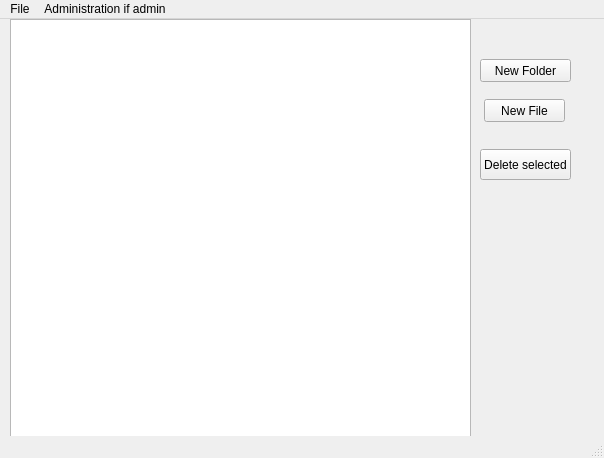
vk2231/VK, file mainwindow.ui: the form before one commit.
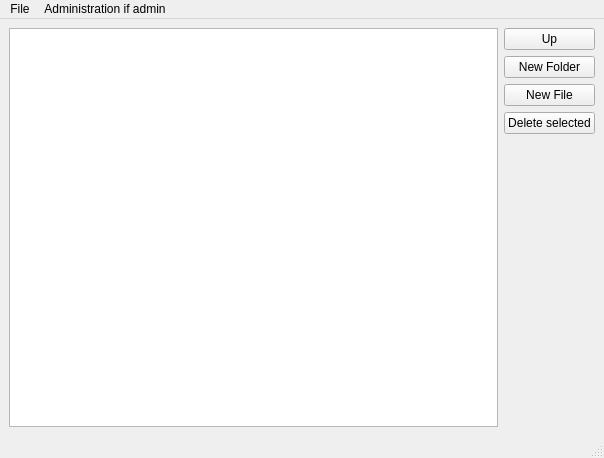
The form after the commit.

```diff
--- a/mainwindow.ui
+++ b/mainwindow.ui
@@ -14,55 +14,52 @@
    <string>MainWindow</string>
   </property>
   <widget class="QWidget" name="centralwidget">
-   <widget class="QPushButton" name="pushButton">
-    <property name="geometry">
-     <rect>
-      <x>480</x>
-      <y>40</y>
-      <width>91</width>
-      <height>23</height>
-     </rect>
-    </property>
+   <layout class="QGridLayout" name="gridLayout">
+    <item row="0" column="1" rowspan="5">
+     <widget class="QTreeView" name="treeView"/>
+    </item>
+    <item row="1" column="3">
+     <widget class="QPushButton" name="newFolderButton">
     <property name="text">
      <string>New Folder</string>
     </property>
    </widget>
-   <widget class="QPushButton" name="pushButton_2">
-    <property name="geometry">
-     <rect>
-      <x>484</x>
-      <y>80</y>
-      <width>81</width>
-      <height>23</height>
-     </rect>
-    </property>
+    </item>
+    <item row="2" column="3">
+     <widget class="QPushButton" name="newFileButton">
     <property name="text">
      <string>New File</string>
     </property>
    </widget>
-   <widget class="QPushButton" name="pushButton_3">
-    <property name="geometry">
-     <rect>
-      <x>480</x>
-      <y>130</y>
-      <width>91</width>
-      <height>31</height>
-     </rect>
-    </property>
+    </item>
+    <item row="3" column="3">
+     <widget class="QPushButton" name="deleteButton">
     <property name="text">
      <string>Delete selected</string>
     </property>
    </widget>
-   <widget class="QTreeView" name="treeView">
-    <property name="geometry">
-     <rect>
-      <x>10</x>
-      <y>0</y>
-      <width>461</width>
-      <height>421</height>
-     </rect>
-    </property>
-   </widget>
+    </item>
+    <item row="4" column="3">
+     <spacer name="verticalSpacer">
+      <property name="orientation">
+       <enum>Qt::Vertical</enum>
+      </property>
+      <property name="sizeHint" stdset="0">
+       <size>
+        <width>20</width>
+        <height>40</height>
+       </size>
+      </property>
+     </spacer>
+    </item>
+    <item row="0" column="3">
+     <widget class="QPushButton" name="upButton">
+      <property name="text">
+       <string>Up</string>
+      </property>
+     </widget>
+    </item>
+   </layout>
   </widget>
   <widget class="QMenuBar" name="menubar">
    <property name="geometry">
```
Left out of the diff: 35 changed lines with no effect on the pictures. Lines whose indentation alone changed are shown as unchanged.
